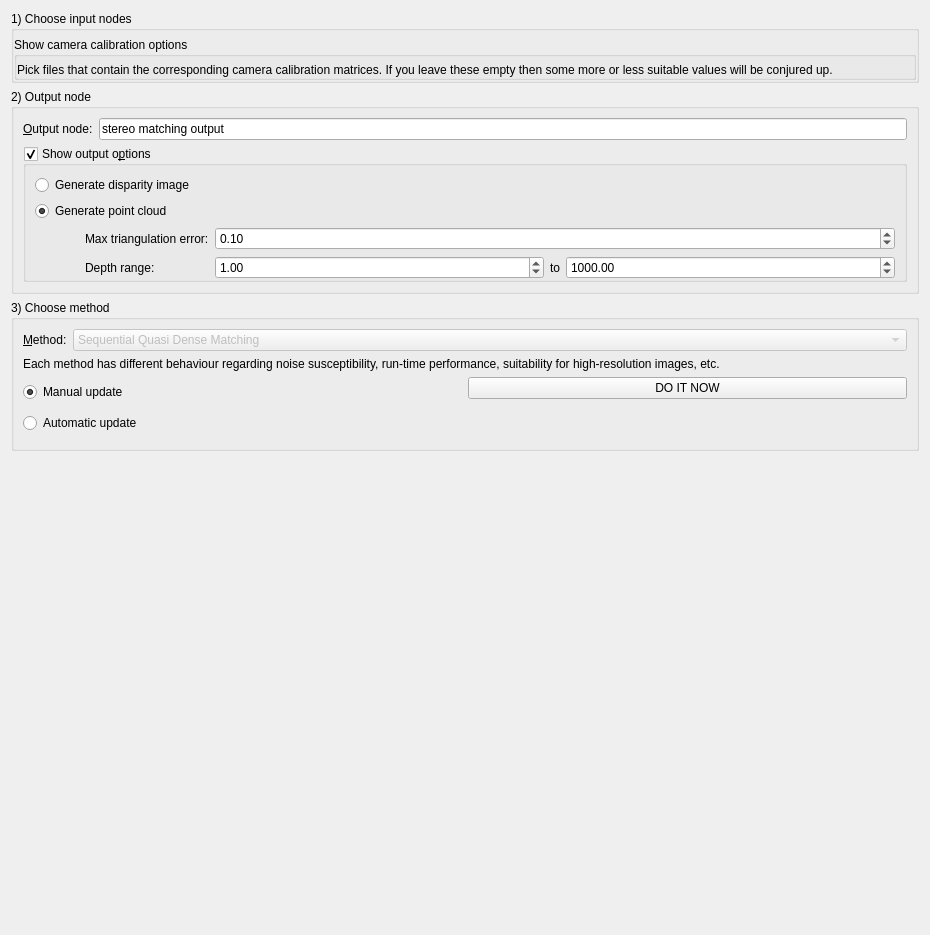
First picture: the form in Code/Gui/MITK/Plugins/uk.ac.ucl.cmic.igisurfacerecon/src/internal/SurfaceReconViewWidget.ui, repository NifTK/NifTK, before the edit.
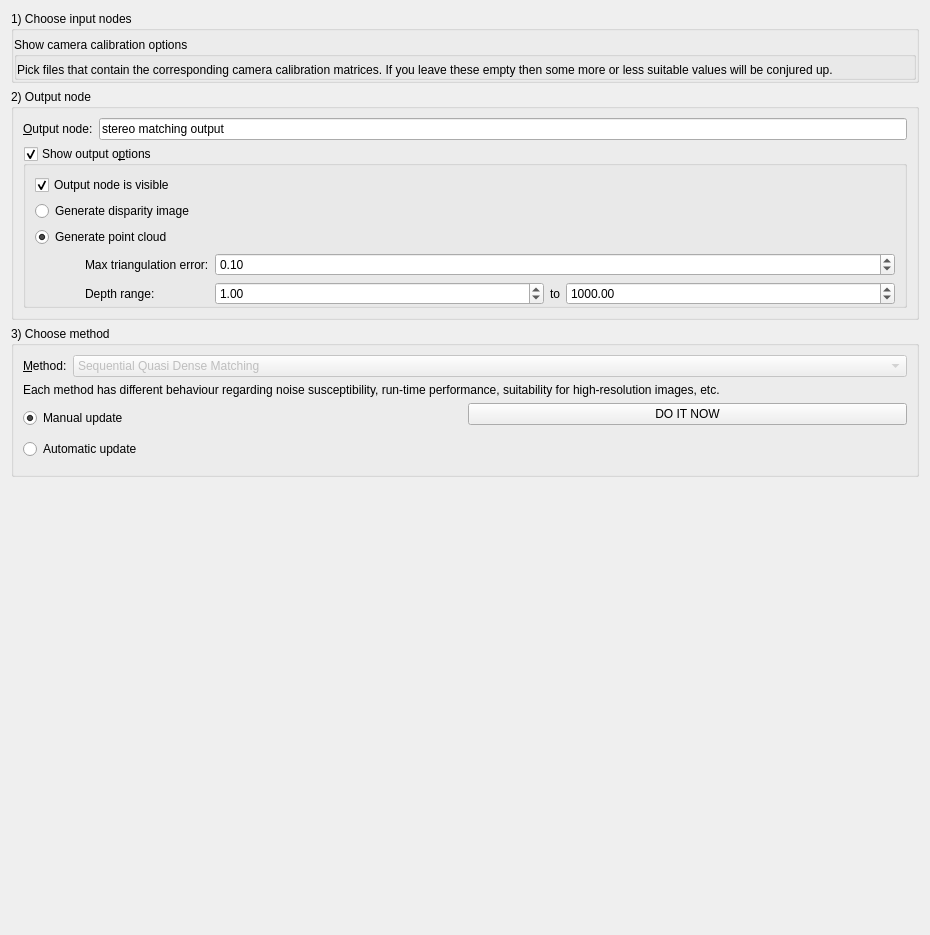
Second picture: the form after the edit. Custom widgets are drawn as their Qt base class.

Commit message: Bug #2943: allow user to mark (new) output nodes as invisible

The edit to the form file:
```diff
--- a/Code/Gui/MITK/Plugins/uk.ac.ucl.cmic.igisurfacerecon/src/internal/SurfaceReconViewWidget.ui
+++ b/Code/Gui/MITK/Plugins/uk.ac.ucl.cmic.igisurfacerecon/src/internal/SurfaceReconViewWidget.ui
@@ -126,7 +126,7 @@
               <property name="margin">
                <number>0</number>
               </property>
-              <item row="1" column="0">
+              <item row="2" column="0">
                <widget class="QRadioButton" name="GenerateDisparityImageRadioBox">
                 <property name="text">
                  <string>Generate disparity image</string>
@@ -136,7 +136,7 @@
                 </property>
                </widget>
               </item>
-              <item row="2" column="0">
+              <item row="3" column="0">
                <widget class="QRadioButton" name="GeneratePointCloudRadioBox">
                 <property name="enabled">
                  <bool>true</bool>
@@ -149,7 +149,7 @@
                 </property>
                </widget>
               </item>
-              <item row="3" column="0" colspan="2">
+              <item row="4" column="0" colspan="2">
                <layout class="QHBoxLayout" name="horizontalLayout_4">
                 <item>
                  <widget class="QWidget" name="m_PointCloudOptionsWidget" native="true">
@@ -250,6 +250,19 @@
                 </item>
                </layout>
               </item>
+              <item row="1" column="0">
+               <widget class="QCheckBox" name="OutputNodeIsVisibleCheckBox">
+                <property name="toolTip">
+                 <string>If disabled the node will be invisible wrt rendering.</string>
+                </property>
+                <property name="text">
+                 <string>Output node is visible</string>
+                </property>
+                <property name="checked">
+                 <bool>true</bool>
+                </property>
+               </widget>
+              </item>
              </layout>
             </widget>
            </item>
```
The commit also changes 2 other files.
